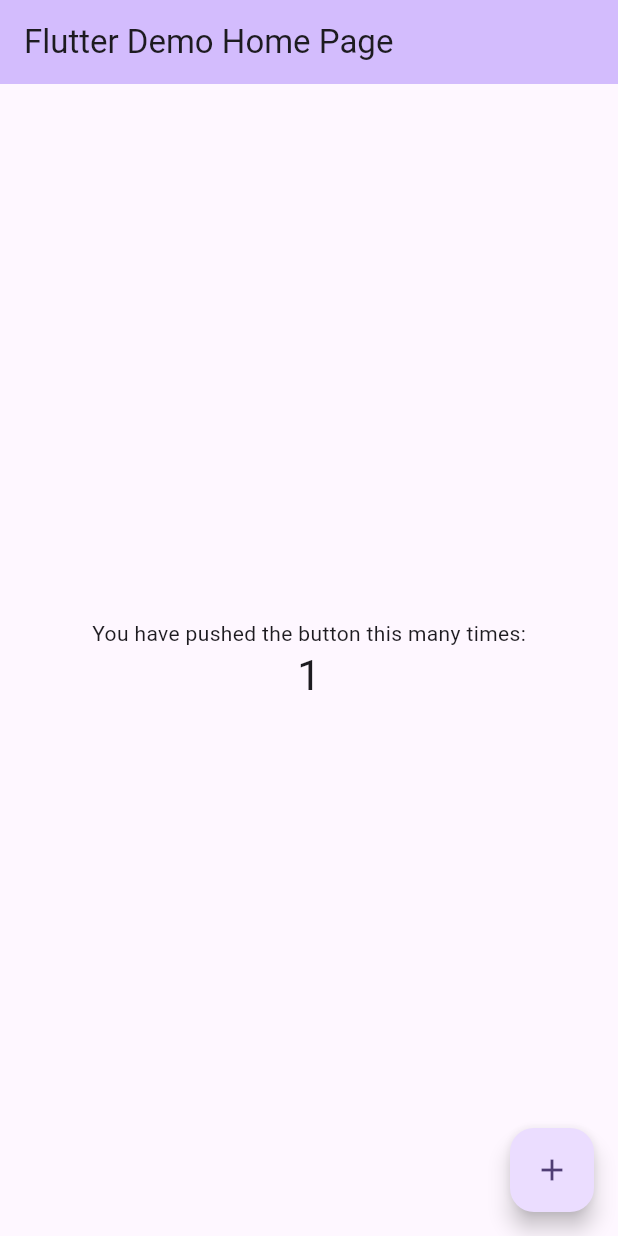
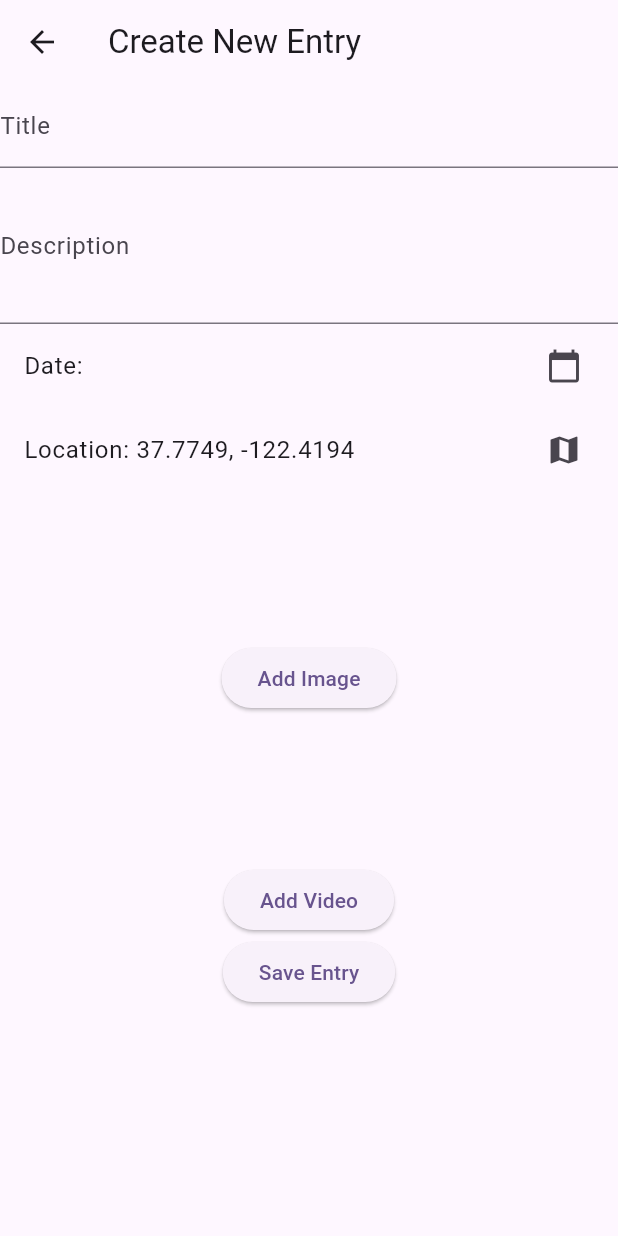
Before and after one commit to PriyaManisha/travellista, a Flutter app: the screen it shows after launch, after a tap on the "add" icon, on a phone screen of 412 x 824 dp. Run offline on Flutter 3.47's test engine with Material 3 defaults, Android fonts, the phone set to English and light mode, and no system bars; our stand-ins replace cloud_firestore, google_maps_flutter, image_picker; accounts and stored records are empty.

Commit message:
Added homescreen widget, entry card widget,entry form creation

```diff
--- /dev/null
+++ b/lib/entry_card.dart
@@ -0,0 +1,26 @@
+import 'package:flutter/material.dart';
+import 'models/journal_entry.dart';
+
+class EntryCard extends StatelessWidget {
+  final JournalEntry entry;
+
+  EntryCard({required this.entry});
+
+  @override
+  Widget build(BuildContext context) {
+    return Card(
+      child: ListTile(
+        leading: entry.imageURLs!.isNotEmpty
+            ? Image.network(
+                entry.imageURLs![0]) // Assuming first image as thumbnail
+            : Icon(Icons.photo),
+        title: Text(entry.title ?? 'Untitled'),
+        subtitle:
+            Text('${entry.timestamp}, ${entry.latitude}, ${entry.longitude}'),
+        onTap: () {
+          // Navigate to EntryDetailsScreen
+        },
+      ),
+    );
+  }
+}
--- /dev/null
+++ b/lib/entry_creation_form.dart
@@ -0,0 +1,207 @@
+import 'package:flutter/material.dart';
+import 'package:image_picker/image_picker.dart';
+import 'package:google_maps_flutter/google_maps_flutter.dart';
+import 'package:cloud_firestore/cloud_firestore.dart';
+import 'dart:io';
+import 'package:travellista/models/journal_entry.dart'; // Importing JournalEntry class
+
+class EntryCreationForm extends StatefulWidget {
+  @override
+  _EntryCreationFormState createState() => _EntryCreationFormState();
+}
+
+class _EntryCreationFormState extends State<EntryCreationForm> {
+  final _formKey = GlobalKey<FormState>();
+  final TextEditingController _titleController = TextEditingController();
+  final TextEditingController _descriptionController = TextEditingController();
+  DateTime _selectedDate = DateTime.now();
+  LatLng _pickedLocation =
+      LatLng(37.7749, -122.4194); // Default to San Francisco
+  List<File> _imageFiles = [];
+  List<File> _videoFiles = [];
+  final ImagePicker _picker = ImagePicker();
+
+  @override
+  Widget build(BuildContext context) {
+    return Scaffold(
+      appBar: AppBar(
+        title: Text('Create New Entry'),
+      ),
+      body: Form(
+        key: _formKey,
+        child: SingleChildScrollView(
+          child: Column(
+            children: <Widget>[
+              _buildTitleField(),
+              _buildDescriptionField(),
+              _buildDatePicker(),
+              _buildLocationPicker(),
+              _buildImagePicker(),
+              _buildVideoPicker(),
+              ElevatedButton(
+                onPressed: _saveEntry,
+                child: Text('Save Entry'),
+              ),
+            ],
+          ),
+        ),
+      ),
+    );
+  }
+
+  Widget _buildTitleField() {
+    return TextFormField(
+      controller: _titleController,
+      decoration: InputDecoration(labelText: 'Title'),
+      validator: (value) {
+        if (value == null || value.isEmpty) {
+          return 'Please enter a title';
+        }
+        return null;
+      },
+    );
+  }
+
+  Widget _buildDescriptionField() {
+    return TextFormField(
+      controller: _descriptionController,
+      decoration: InputDecoration(labelText: 'Description'),
+      maxLines: 3,
+    );
+  }
+
+  Widget _buildDatePicker() {
+    return ListTile(
+      title: Text('Date: ${_selectedDate.toLocal()}'.split(' ')[0]),
+      trailing: Icon(Icons.calendar_today),
+      onTap: _pickDate,
+    );
+  }
+
+  Future<void> _pickDate() async {
+    DateTime? pickedDate = await showDatePicker(
+      context: context,
+      initialDate: _selectedDate,
+      firstDate: DateTime(2000),
+      lastDate: DateTime(2101),
+    );
+    if (pickedDate != null && pickedDate != _selectedDate) {
+      setState(() {
+        _selectedDate = pickedDate;
+      });
+    }
+  }
+
+  Widget _buildLocationPicker() {
+    return ListTile(
+      title: Text(
+          'Location: ${_pickedLocation.latitude}, ${_pickedLocation.longitude}'),
+      trailing: Icon(Icons.map),
+      onTap: _pickLocation,
+    );
+  }
+
+  Future<void> _pickLocation() async {
+    // Implement your logic for location picking here
+    // This example is a placeholder
+    setState(() {
+      _pickedLocation = LatLng(34.0522, -118.2437); // Simulated picked location
+    });
+  }
+
+  Widget _buildImagePicker() {
+    return Column(
+      children: [
+        Container(
+          height: 100,
+          child: ListView.builder(
+            scrollDirection: Axis.horizontal,
+            itemCount: _imageFiles.length,
+            itemBuilder: (context, index) {
+              return Image.file(_imageFiles[index]);
+            },
+          ),
+        ),
+        ElevatedButton(
+          onPressed: _pickImage,
+          child: Text('Add Image'),
+        ),
+      ],
+    );
+  }
+
+  Future<void> _pickImage() async {
+    final pickedFile = await _picker.pickImage(source: ImageSource.gallery);
+    if (pickedFile != null) {
+      setState(() {
+        _imageFiles.add(File(pickedFile.path));
+      });
+    }
+  }
+
+  Widget _buildVideoPicker() {
+    return Column(
+      children: [
+        Container(
+          height: 100,
+          child: ListView.builder(
+            scrollDirection: Axis.horizontal,
+            itemCount: _videoFiles.length,
+            itemBuilder: (context, index) {
+              // Display video thumbnail or an indicator
+              return Container(
+                width: 100,
+                child: Center(child: Text('Video ${index + 1}')),
+              );
+            },
+          ),
+        ),
+        ElevatedButton(
+          onPressed: _pickVideo,
+          child: Text('Add Video'),
+        ),
+      ],
+    );
+  }
+
+  Future<void> _pickVideo() async {
+    final pickedFile = await _picker.pickVideo(source: ImageSource.gallery);
+    if (pickedFile != null) {
+      setState(() {
+        _videoFiles.add(File(pickedFile.path));
+      });
+    }
+  }
+
+  // Method Definitions for form fields, date picker, and image picker...
+
+  Future<void> _saveEntry() async {
+    if (_formKey.currentState!.validate()) {
+      // Create an instance of JournalEntry using the collected data
+      JournalEntry newEntry = JournalEntry(
+        entryID: null, // Firestore will auto-generate this on save
+        userID:
+            'your_user_id_here', // Replace with actual user ID as per your logic
+        title: _titleController.text,
+        description: _descriptionController.text,
+        timestamp:
+            _selectedDate, // You may want to convert to appropriate type if needed
+        latitude: _pickedLocation.latitude,
+        longitude: _pickedLocation.longitude,
+        imageURLs: _imageFiles
+            .map((file) => file.path)
+            .toList(), // Assuming you have URLs
+      );
+
+      // Save to Firestore
+      await FirebaseFirestore.instance
+          .collection('journal_entries')
+          .add(newEntry.toMap());
+
+      // Optionally, show a confirmation message or navigate back
+      ScaffoldMessenger.of(context)
+          .showSnackBar(SnackBar(content: Text('Entry saved successfully!')));
+      Navigator.pop(context); // Go back to the previous screen
+    }
+  }
+}
--- /dev/null
+++ b/lib/home_screen.dart
@@ -0,0 +1,35 @@
+import 'package:flutter/material.dart';
+import 'models/journal_entry.dart'; // Adjust the path if needed
+import 'entry_card.dart'; // This is your custom widget
+import 'entry_creation_form.dart';
+
+class HomeScreen extends StatelessWidget {
+  final List<JournalEntry> entries; // Consider passing entries as a parameter
+
+  HomeScreen({required this.entries});
+
+  @override
+  Widget build(BuildContext context) {
+    return Scaffold(
+      appBar: AppBar(
+        title: Text('Travellista'),
+      ),
+      body: ListView.builder(
+        itemCount: entries.length,
+        itemBuilder: (context, index) {
+          return EntryCard(entry: entries[index]); // Create EntryCard widget
+        },
+      ),
+      floatingActionButton: FloatingActionButton(
+        onPressed: () {
+          // Navigate to EntryCreationForm
+          Navigator.push(
+            context,
+            MaterialPageRoute(builder: (context) => EntryCreationForm()),
+          );
+        },
+        child: Icon(Icons.add),
+      ),
+    );
+  }
+}
--- a/lib/main.dart
+++ b/lib/main.dart
@@ -1,4 +1,6 @@
 import 'package:flutter/material.dart';
+import 'package:travellista/models/journal_entry.dart'; // Adjust the path based on your structure
+import 'home_screen.dart'; // Assuming you have a HomeScreen widget
 
 void main() {
   runApp(const MyApp());
@@ -7,119 +9,15 @@ void main() {
 class MyApp extends StatelessWidget {
   const MyApp({super.key});
 
-  // This widget is the root of your application.
   @override
   Widget build(BuildContext context) {
     return MaterialApp(
-      title: 'Flutter Demo',
+      title: 'Travellista',
       theme: ThemeData(
-        // This is the theme of your application.
-        //
-        // TRY THIS: Try running your application with "flutter run". You'll see
-        // the application has a purple toolbar. Then, without quitting the app,
-        // try changing the seedColor in the colorScheme below to Colors.green
-        // and then invoke "hot reload" (save your changes or press the "hot
-        // reload" button in a Flutter-supported IDE, or press "r" if you used
-        // the command line to start the app).
-        //
-        // Notice that the counter didn't reset back to zero; the application
-        // state is not lost during the reload. To reset the state, use hot
-        // restart instead.
-        //
-        // This works for code too, not just values: Most code changes can be
-        // tested with just a hot reload.
         colorScheme: ColorScheme.fromSeed(seedColor: Colors.deepPurple),
         useMaterial3: true,
       ),
-      home: const MyHomePage(title: 'Flutter Demo Home Page'),
+      home: HomeScreen(entries: []), // Pass an empty list or load real data
     );
   }
 }
-
-class MyHomePage extends StatefulWidget {
-  const MyHomePage({super.key, required this.title});
-
-  // This widget is the home page of your application. It is stateful, meaning
-  // that it has a State object (defined below) that contains fields that affect
-  // how it looks.
-
-  // This class is the configuration for the state. It holds the values (in this
-  // case the title) provided by the parent (in this case the App widget) and
-  // used by the build method of the State. Fields in a Widget subclass are
-  // always marked "final".
-
-  final String title;
-
-  @override
-  State<MyHomePage> createState() => _MyHomePageState();
-}
-
-class _MyHomePageState extends State<MyHomePage> {
-  int _counter = 0;
-
-  void _incrementCounter() {
-    setState(() {
-      // This call to setState tells the Flutter framework that something has
-      // changed in this State, which causes it to rerun the build method below
-      // so that the display can reflect the updated values. If we changed
-      // _counter without calling setState(), then the build method would not be
-      // called again, and so nothing would appear to happen.
-      _counter++;
-    });
-  }
-
-  @override
-  Widget build(BuildContext context) {
-    // This method is rerun every time setState is called, for instance as done
-    // by the _incrementCounter method above.
-    //
-    // The Flutter framework has been optimized to make rerunning build methods
-    // fast, so that you can just rebuild anything that needs updating rather
-    // than having to individually change instances of widgets.
-    return Scaffold(
-      appBar: AppBar(
-        // TRY THIS: Try changing the color here to a specific color (to
-        // Colors.amber, perhaps?) and trigger a hot reload to see the AppBar
-        // change color while the other colors stay the same.
-        backgroundColor: Theme.of(context).colorScheme.inversePrimary,
-        // Here we take the value from the MyHomePage object that was created by
-        // the App.build method, and use it to set our appbar title.
-        title: Text(widget.title),
-      ),
-      body: Center(
-        // Center is a layout widget. It takes a single child and positions it
-        // in the middle of the parent.
-        child: Column(
-          // Column is also a layout widget. It takes a list of children and
-          // arranges them vertically. By default, it sizes itself to fit its
-          // children horizontally, and tries to be as tall as its parent.
-          //
-          // Column has various properties to control how it sizes itself and
-          // how it positions its children. Here we use mainAxisAlignment to
-          // center the children vertically; the main axis here is the vertical
-          // axis because Columns are vertical (the cross axis would be
-          // horizontal).
-          //
-          // TRY THIS: Invoke "debug painting" (choose the "Toggle Debug Paint"
-          // action in the IDE, or press "p" in the console), to see the
-          // wireframe for each widget.
-          mainAxisAlignment: MainAxisAlignment.center,
-          children: <Widget>[
-            const Text(
-              'You have pushed the button this many times:',
-            ),
-            Text(
-              '$_counter',
-              style: Theme.of(context).textTheme.headlineMedium,
-            ),
-          ],
-        ),
-      ),
-      floatingActionButton: FloatingActionButton(
-        onPressed: _incrementCounter,
-        tooltip: 'Increment',
-        child: const Icon(Icons.add),
-      ), // This trailing comma makes auto-formatting nicer for build methods.
-    );
-  }
-}
--- a/pubspec.yaml
+++ b/pubspec.yaml
@@ -30,6 +30,10 @@ environment:
 dependencies:
   flutter:
     sdk: flutter
+  image_picker: ^1.1.2
+  google_maps_flutter: ^2.2.0
+  cloud_firestore: ^5.6.2
+  firebase_core: ^3.10.1  # If you're using Firebase
 
   # The following adds the Cupertino Icons font to your application.
   # Use with the CupertinoIcons class for iOS style icons.
```
Also changed, not shown: pubspec.lock, 9 other files.
